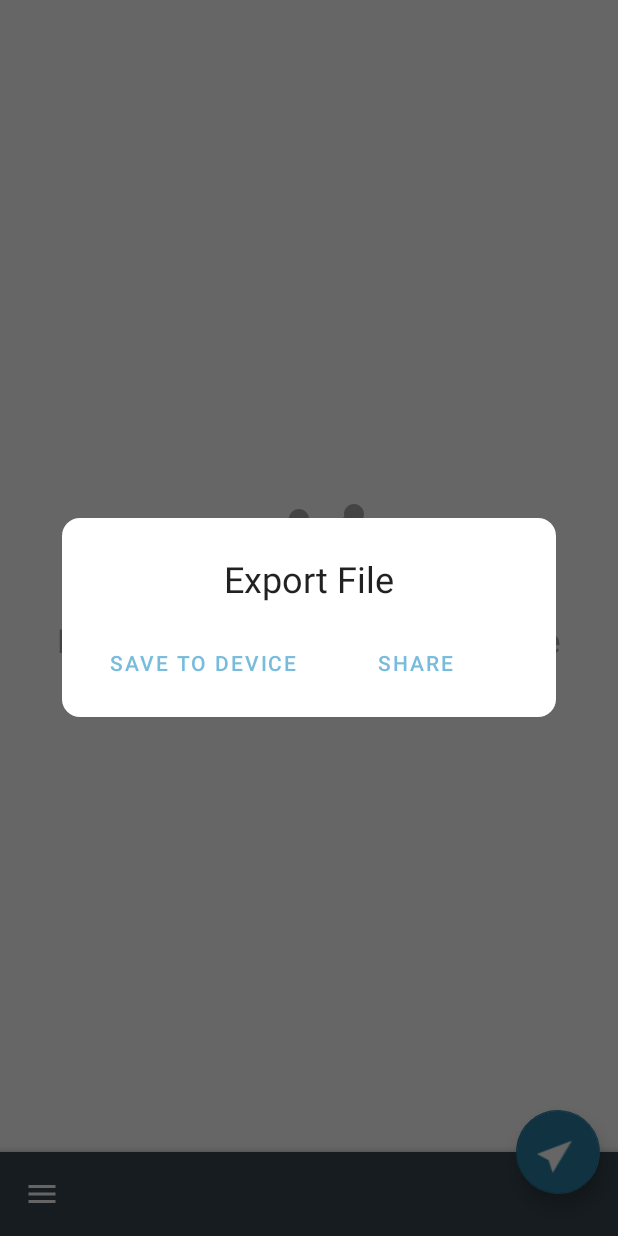
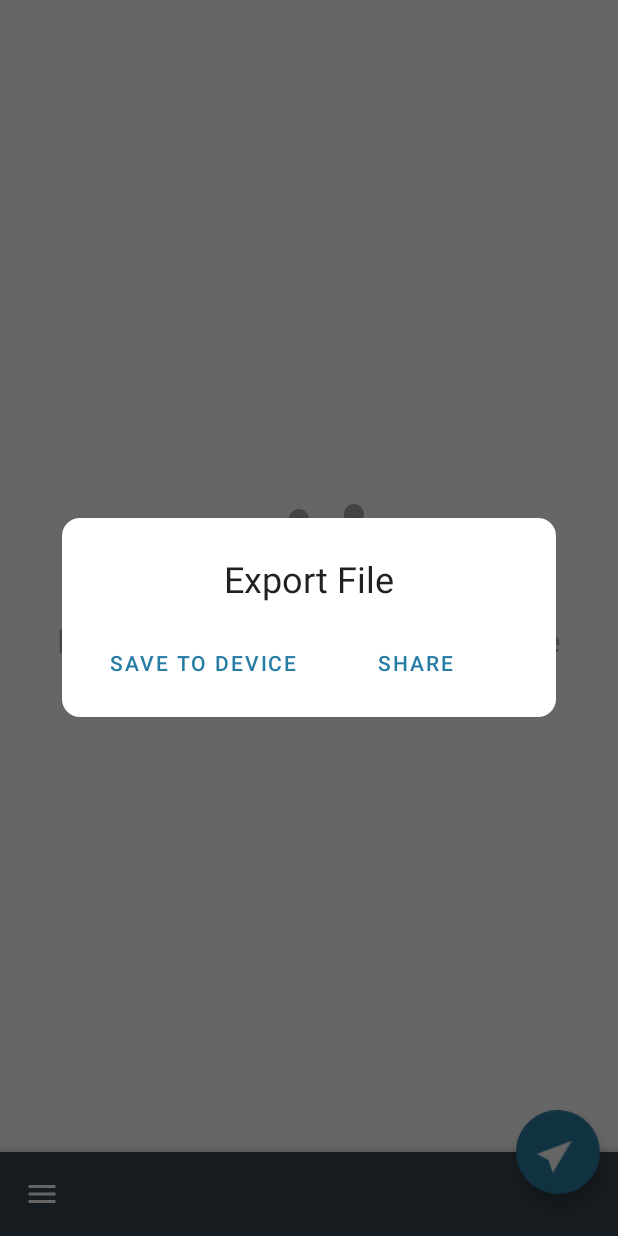
Before and after one commit to BradPatras/gpx-recorder, an Android app: the fragment ExportFragment placed in its activity, on a phone screen of 412 x 824 dp. Run offline under Robolectric (Android 15) with nearby library versions, the phone set to English and light mode, and no system bars; our stand-ins replace EventBus, RxJava; libraries missing offline, so code that uses them is left out: io.realm; 11 statements that could not run were skipped.

Commit message:
fixed up export dialog dismissal and updated waypoint dialog styling to match export dialog

```diff
--- a/app/src/main/java/com/iboism/gpxrecorder/recording/waypoint/CreateWaypointDialogActivity.kt
+++ b/app/src/main/java/com/iboism/gpxrecorder/recording/waypoint/CreateWaypointDialogActivity.kt
@@ -2,6 +2,8 @@ package com.iboism.gpxrecorder.recording.waypoint
 
 import android.annotation.SuppressLint
 import android.app.PendingIntent
+import android.graphics.Color
+import android.graphics.drawable.ColorDrawable
 import android.os.Bundle
 import androidx.appcompat.app.AppCompatActivity
 import com.google.android.gms.location.LocationRequest
@@ -25,6 +27,7 @@ class CreateWaypointDialogActivity : AppCompatActivity() {
 
     private val locationConfiguration by lazy {
         LocationRequest.create()
+        LocationRequest.create()
                 .setInterval(1) // 1 second
                 .setMaxWaitTime(20 * 1000) // 20 seconds
                 .setPriority(LocationRequest.PRIORITY_HIGH_ACCURACY)
@@ -34,7 +37,7 @@ class CreateWaypointDialogActivity : AppCompatActivity() {
     override fun onCreate(savedInstanceState: Bundle?) {
         super.onCreate(savedInstanceState)
         setContentView(R.layout.activity_create_waypoint_dialog)
-
+        window?.setBackgroundDrawable(ColorDrawable(Color.TRANSPARENT))
         val bundle = intent.extras ?: return waypointError()
         val gpxId = checkNotNull(bundle[Keys.GpxId] as? Long) { waypointError() }
 
--- a/app/src/main/java/com/iboism/gpxrecorder/recording/waypoint/CreateWaypointService.kt
+++ b/app/src/main/java/com/iboism/gpxrecorder/recording/waypoint/CreateWaypointService.kt
@@ -16,8 +16,7 @@ import io.realm.Realm
 class CreateWaypointService : BroadcastReceiver()  {
     override fun onReceive(context: Context?, intent: Intent?) {
         if (intent == null) return
-        val (gpxId, title, note) = harvestParameters(intent)
-                ?: return
+        val (gpxId, title, note) = harvestParameters(intent) ?: return
 
         createWaypoint(LocationResult.extractResult(intent), title, note)?.let { waypoint ->
             val realm = Realm.getDefaultInstance()
--- a/app/src/main/res/layout/activity_create_waypoint_dialog.xml
+++ b/app/src/main/res/layout/activity_create_waypoint_dialog.xml
@@ -7,6 +7,8 @@
     android:layout_height="wrap_content"
     android:paddingEnd="@dimen/dialog_horizontal_padding"
     android:paddingStart="@dimen/dialog_horizontal_padding"
+    android:paddingTop="24dp"
+    android:background="@drawable/dialog_background"
     tools:context="com.iboism.gpxrecorder.recording.waypoint.CreateWaypointDialogActivity">
 
     <TextView
@@ -15,9 +17,8 @@
         android:layout_height="wrap_content"
         android:layout_marginEnd="8dp"
         android:layout_marginStart="8dp"
-        android:layout_marginTop="16dp"
         android:text="@string/add_waypoint"
-        android:textAppearance="@style/TextAppearance.AppCompat.Headline"
+        android:textAppearance="@style/TextAppearance.MaterialComponents.Headline5"
         app:layout_constraintEnd_toEndOf="parent"
         app:layout_constraintStart_toStartOf="parent"
         app:layout_constraintTop_toTopOf="parent" />
@@ -62,7 +63,6 @@
         android:text="@string/done"
         android:textColor="@color/colorAccent"
         android:gravity="center"
-        android:textSize="14sp"
         app:layout_constraintBottom_toBottomOf="parent"
         app:layout_constraintEnd_toEndOf="parent"
         app:layout_constraintTop_toBottomOf="@+id/note_editText"/>
--- a/app/src/main/res/layout/fragment_export.xml
+++ b/app/src/main/res/layout/fragment_export.xml
@@ -2,7 +2,7 @@
 <androidx.constraintlayout.widget.ConstraintLayout xmlns:android="http://schemas.android.com/apk/res/android"
     android:layout_width="match_parent"
     android:layout_height="wrap_content"
-    android:background="@drawable/export_background"
+    android:background="@drawable/dialog_background"
     android:paddingTop="24dp"
     android:paddingBottom="12dp"
     android:paddingHorizontal="24dp"
@@ -27,8 +27,9 @@
         app:layout_constraintBottom_toBottomOf="parent"
         app:layout_constraintLeft_toRightOf="@id/center_x"
         android:layout_marginTop="16dp"
+        android:textColor="@color/colorAccent"
         style="@style/Widget.MaterialComponents.Button.TextButton"
-        android:text="Share"
+        android:text="@string/share"
         />
 
     <Button
@@ -40,8 +41,9 @@
         app:layout_constraintTop_toBottomOf="@id/export_title_tv"
         app:layout_constraintBottom_toBottomOf="parent"
         android:layout_marginTop="16dp"
+        android:textColor="@color/colorAccent"
         style="@style/Widget.MaterialComponents.Button.TextButton"
-        android:text="Save to device"
+        android:text="@string/save_to_device"
         />
 
     <ProgressBar
--- a/app/src/main/res/values/strings.xml
+++ b/app/src/main/res/values/strings.xml
@@ -72,5 +72,7 @@
     <string name="recording_in_progress">Recording in progress</string>
     <string name="denied_alert_message_background" translatable="false">If \"%1$s\" location permission isn\'t granted, the app won\'t be able to record your route. \n\nThe app will only access your location when you are recording a route.</string>
     <string name="background_permission_title" translatable="false">Allow all the time</string>
+    <string name="share">Share</string>
+    <string name="save_to_device">Save to device</string>
 
 </resources>
```
Also changed, not shown: app/src/main/java/com/iboism/gpxrecorder/export/ExportFragment.kt (+23 -10 lines), app/src/main/res/drawable/dialog_background.xml (renamed from app/src/main/res/drawable/export_background.xml), 1 other file.
